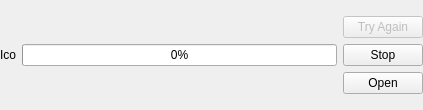
The window that src/54browser/downloaditem.ui (54dxs/54browser) describes before a commit, drawn with Qt 5.
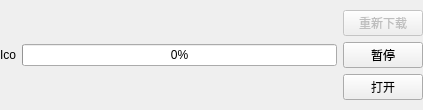
The same window after the commit. Custom widgets are drawn as their Qt base class.

The edit to the form file:
```diff
--- a/src/54browser/downloaditem.ui
+++ b/src/54browser/downloaditem.ui
@@ -86,22 +86,22 @@
        <property name="enabled" >
         <bool>false</bool>
        </property>
-       <property name="text" >
-        <string>Try Again</string>
+       <property name="text">
+        <string>重新下载</string>
        </property>
       </widget>
      </item>
      <item>
-      <widget class="QPushButton" name="stopButton" >
-       <property name="text" >
-        <string>Stop</string>
+      <widget class="QPushButton" name="stopButton">
+       <property name="text">
+        <string>暂停</string>
        </property>
       </widget>
      </item>
      <item>
-      <widget class="QPushButton" name="openButton" >
-       <property name="text" >
-        <string>Open</string>
+      <widget class="QPushButton" name="openButton">
+       <property name="text">
+        <string>打开</string>
        </property>
       </widget>
      </item>
```
Left out of the diff: 70 changed lines with no effect on the pictures.
